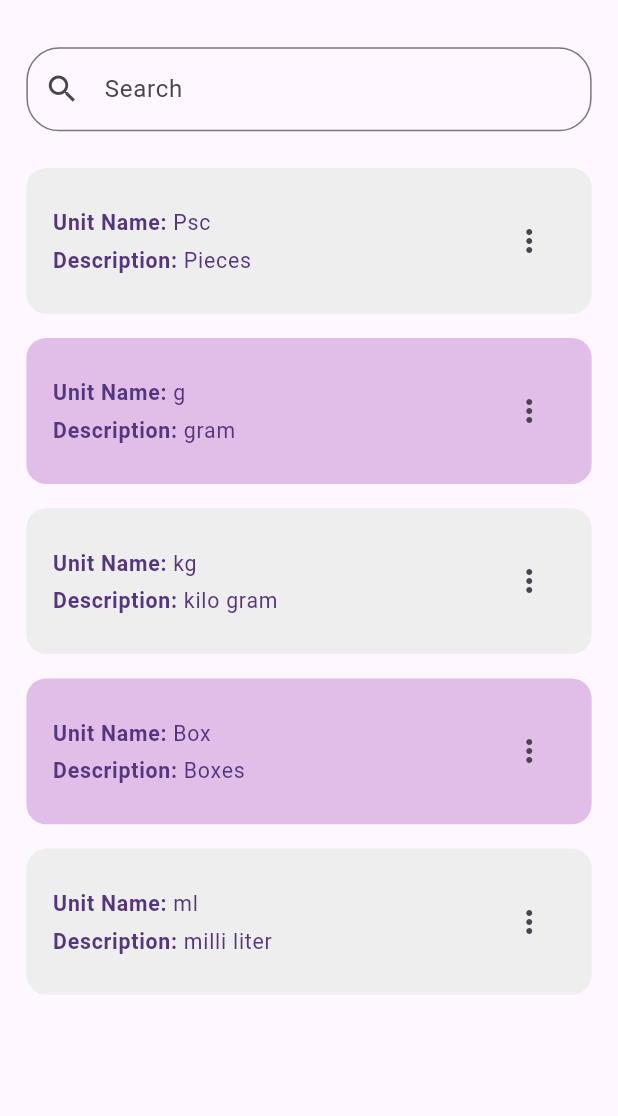
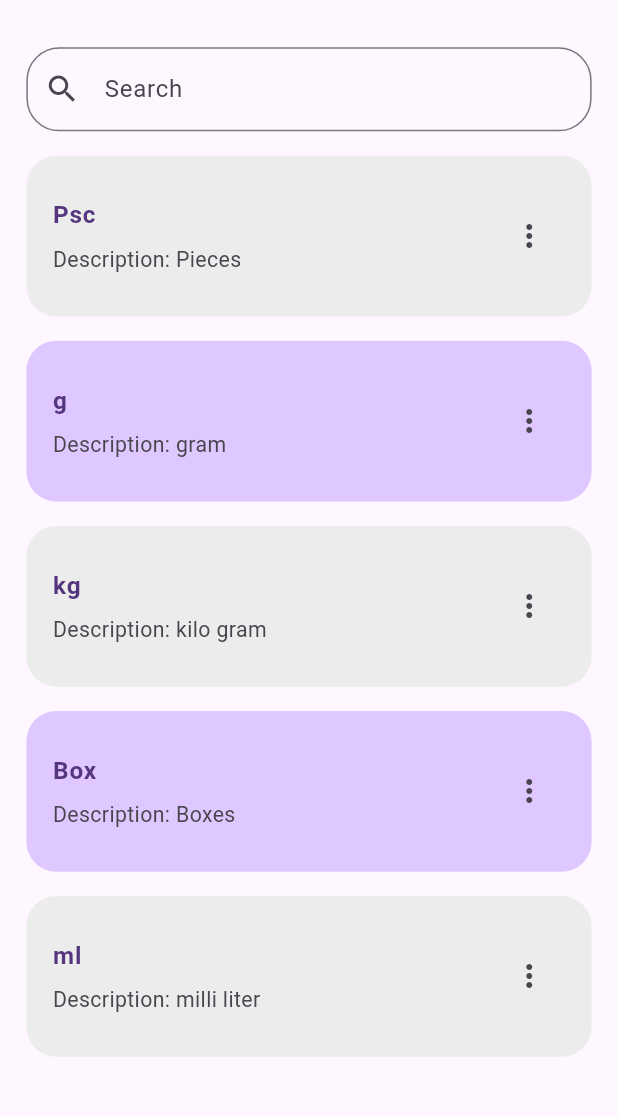
Before and after one commit to Asad120600/stock-management-, a Flutter app: the ListIngredientsUnitScreen screen opened directly, on a phone screen of 412 x 824 dp, the part 63-1179 px from its top. Run offline on Flutter 3.47's test engine with Material 3 defaults, Android fonts, the phone set to English and light mode, and no system bars.

Commit message:
fixed All Bugs

```diff
--- a/lib/main.dart
+++ b/lib/main.dart
@@ -19,7 +19,7 @@ class MyApp extends StatelessWidget {
         colorScheme: ColorScheme.fromSeed(seedColor: Colors.deepPurple),
         useMaterial3: true,
       ),
-      home:   const DashboardScreen(),
+      home:    DashboardScreen(),
     );
   }
 }
--- a/lib/views/screens/ingredients/ingredients_unit_list.dart
+++ /dev/null
@@ -1,155 +0,0 @@
-import 'package:flutter/material.dart';
-import 'package:stock_managment/screen_util.dart';
-import 'package:stock_managment/widgets/drawer.dart';
-
-class ListIngredientsUnitScreen extends StatefulWidget {
-  const ListIngredientsUnitScreen({super.key});
-
-  @override
-  _ListIngredientsUnitScreenState createState() => _ListIngredientsUnitScreenState();
-}
-
-class _ListIngredientsUnitScreenState extends State<ListIngredientsUnitScreen> {
-  TextEditingController searchController = TextEditingController();
-
-  // Sample data for ingredients
-  List<Map<String, dynamic>> ingredients = [
-    {'Unit Name': 'Psc', 'Description': 'Pieces'},
-    {'Unit Name': 'g', 'Description': 'gram'},
-    {'Unit Name': 'kg', 'Description': 'kilo gram'},
-    {'Unit Name': 'Box', 'Description': 'Boxes'},
-    {'Unit Name': 'ml', 'Description': 'milli liter'},
-  ];
-
-  @override
-  Widget build(BuildContext context) {
-    ScreenUtil.init(context);
-
-    return Scaffold(
-      appBar: AppBar(
-        centerTitle: true,
-
-        title: Text(
-          'List Ingredients Unit',
-          style: TextStyle(
-            fontSize: ScreenUtil.setSp(22),
-            fontWeight: FontWeight.w700,
-            color: Colors.black,
-          ),
-        ),
-        backgroundColor: Colors.transparent,
-        elevation: 0,
-        iconTheme: const IconThemeData(color: Colors.black),
-        actions: [
-          Padding(
-            padding: EdgeInsets.only(right: ScreenUtil.setWidth(16)),
-            child: IconButton(
-              icon: const Icon(Icons.notifications_none),
-              onPressed: () {},
-            ),
-          ),
-        ],
-      ),
-      drawer: const AppDrawer(),
-      body: Padding(
-        padding: EdgeInsets.all(ScreenUtil.setWidth(16)),
-        child: Column(
-          children: [
-            // Search Bar
-            TextFormField(
-              controller: searchController,
-              decoration: InputDecoration(
-                prefixIcon: const Icon(Icons.search),
-                labelText: 'Search',
-                border: OutlineInputBorder(
-                  borderRadius: BorderRadius.circular(ScreenUtil.setWidth(20)),
-                ),
-              ),
-            ),
-            SizedBox(height: ScreenUtil.setHeight(16)),
-
-            // List of ingredients
-            Expanded(
-              child: ListView.builder(
-                itemCount: ingredients.length,
-                itemBuilder: (context, index) {
-                  final ingredient = ingredients[index];
-
-                  // Alternate between light grey and light purple
-                  final backgroundColor = index % 2 == 0
-                      ? Colors.grey[200] // Light grey
-                      : Colors.purple[100]; // Light purple
-
-                  return Padding(
-                    padding: EdgeInsets.symmetric(vertical: ScreenUtil.setHeight(8)),
-                    child: Container(
-                      decoration: BoxDecoration(
-                        color: backgroundColor,
-                        borderRadius: BorderRadius.circular(ScreenUtil.setWidth(12)),
-                      ),
-                      child: ListTile(
-                        contentPadding: EdgeInsets.all(ScreenUtil.setWidth(16)),
-                        title: Column(
-                          crossAxisAlignment: CrossAxisAlignment.start,
-                          children: [
-                            // Unit Name
-                            Row(
-                              children: [
-                                Text(
-                                  'Unit Name: ',
-                                  style: TextStyle(
-                                    fontSize: ScreenUtil.setSp(14),
-                                    fontWeight: FontWeight.bold,
-                                    color: const Color(0xFF54357E),
-                                  ),
-                                ),
-                                Text(
-                                  ingredient['Unit Name'],
-                                  style: TextStyle(
-                                    fontSize: ScreenUtil.setSp(14),
-                                    color: const Color(0xFF54357E),
-                                  ),
-                                ),
-                              ],
-                            ),
-                            SizedBox(height: ScreenUtil.setHeight(4)),
-                            // Description
-                            Row(
-                              children: [
-                                Text(
-                                  'Description: ',
-                                  style: TextStyle(
-                                    fontSize: ScreenUtil.setSp(14),
-                                    fontWeight: FontWeight.bold,
-                                    color: const Color(0xFF54357E),
-                                  ),
-                                ),
-                                Text(
-                                  ingredient['Description'],
-                                  style: TextStyle(
-                                    fontSize: ScreenUtil.setSp(14),
-                                    color: const Color(0xFF54357E),
-                                  ),
-                                ),
-                              ],
-                            ),
-                          ],
-                        ),
-                        trailing: IconButton(
-                          icon: const Icon(Icons.more_vert),
-                          onPressed: () {
-                            // Handle more options press
-                          },
-                        ),
-                      ),
-                    ),
-                  );
-                },
-              ),
-            ),
-          ],
-        ),
-      ),
-    );
-  }
-}
--- /dev/null
+++ b/lib/views/screens/ingredients/list_ingredients_unit.dart
@@ -0,0 +1,104 @@
+import 'package:flutter/material.dart';
+import 'package:stock_managment/screen_util.dart';
+import 'package:stock_managment/widgets/card.dart';
+import 'package:stock_managment/widgets/drawer.dart';
+
+class ListIngredientsUnitScreen extends StatefulWidget {
+  const ListIngredientsUnitScreen({super.key});
+
+  @override
+  _ListIngredientsUnitScreenState createState() => _ListIngredientsUnitScreenState();
+}
+
+class _ListIngredientsUnitScreenState extends State<ListIngredientsUnitScreen> {
+  TextEditingController searchController = TextEditingController();
+
+  // Sample data for ingredients
+  List<Map<String, dynamic>> ingredients = [
+    {'Unit Name': 'Psc', 'Description': 'Pieces'},
+    {'Unit Name': 'g', 'Description': 'gram'},
+    {'Unit Name': 'kg', 'Description': 'kilo gram'},
+    {'Unit Name': 'Box', 'Description': 'Boxes'},
+    {'Unit Name': 'ml', 'Description': 'milli liter'},
+  ];
+
+  @override
+  Widget build(BuildContext context) {
+    ScreenUtil.init(context);
+
+    return Scaffold(
+      appBar: AppBar(
+        centerTitle: true,
+        title: Text(
+          'List Ingredients Unit',
+          style: TextStyle(
+            fontSize: ScreenUtil.setSp(22),
+            fontWeight: FontWeight.w700,
+            color: Colors.black,
+          ),
+        ),
+        backgroundColor: Colors.transparent,
+        elevation: 0,
+        iconTheme: const IconThemeData(color: Colors.black),
+        actions: [
+          Padding(
+            padding: EdgeInsets.only(right: ScreenUtil.setWidth(16)),
+            child: IconButton(
+              icon: const Icon(Icons.notifications_none),
+              onPressed: () {},
+            ),
+          ),
+        ],
+      ),
+      drawer: const AppDrawer(),
+      body: Padding(
+        padding: EdgeInsets.all(ScreenUtil.setWidth(16)),
+        child: Column(
+          children: [
+            // Search Bar
+            TextFormField(
+              controller: searchController,
+              decoration: InputDecoration(
+                prefixIcon: const Icon(Icons.search),
+                labelText: 'Search',
+                border: OutlineInputBorder(
+                  borderRadius: BorderRadius.circular(ScreenUtil.setWidth(20)),
+                ),
+              ),
+            ),
+            SizedBox(height: ScreenUtil.setHeight(16)),
+
+            // List of ingredients
+            Expanded(
+              child: ListView.builder(
+                itemCount: ingredients.length,
+                itemBuilder: (context, index) {
+                  final ingredient = ingredients[index];
+
+                  return CommonListItem(
+
+                    title: ingredient['Unit Name'],
+                    subtitle1: "Description: ${ingredient['Description']}",
+                     // You can leave this empty or add more details if needed
+                    onEdit: () {
+                      print('Edit tapped for ${ingredient['Unit Name']}');
+                      // Add your edit logic here
+                    },
+                    onDelete: () {
+                      setState(() {
+                        // Logic for deleting the ingredient
+                        ingredients.removeAt(index); // Example deletion
+                      });
+                      print('Delete tapped for ${ingredient['Unit Name']}');
+                    },
+                    index: index,
+                  );
+                },
+              ),
+            ),
+          ],
+        ),
+      ),
+    );
+  }
+}
--- /dev/null
+++ b/lib/widgets/card.dart
@@ -0,0 +1,75 @@
+import 'package:flutter/material.dart';
+import 'package:stock_managment/widgets/popup_menu.dart';
+import 'package:stock_managment/screen_util.dart';
+
+class CommonListItem extends StatefulWidget {
+  final String title;
+  final String subtitle1; // Code or Description
+  final String? subtitle2; // Category or another detail (optional)
+  final String? subtitle3; // Purchased Unit or another detail (optional)
+  final VoidCallback onEdit;
+  final VoidCallback onDelete;
+  final int index;
+
+  const CommonListItem({
+    super.key,
+    required this.title,
+    required this.subtitle1,
+    this.subtitle2,
+    this.subtitle3,
+    required this.onEdit,
+    required this.onDelete,
+    required this.index,
+  });
+
+  @override
+  State<CommonListItem> createState() => _CommonListItemState();
+}
+
+class _CommonListItemState extends State<CommonListItem> {
+  @override
+  Widget build(BuildContext context) {
+    Color cardColor = (widget.index % 2 == 0) ? const Color(0xFFEDECEC) : const Color(0xFFDFC8FF);
+
+    return Container(
+      decoration: BoxDecoration(
+        color: cardColor,
+        borderRadius: BorderRadius.circular(20),
+      ),
+      margin: EdgeInsets.only(bottom: ScreenUtil.setHeight(16)),
+      child: Column(
+        children: [
+          ListTile(
+            contentPadding: EdgeInsets.all(ScreenUtil.setWidth(16)),
+            title: Text(
+              widget.title,
+              style: TextStyle(
+                fontWeight: FontWeight.bold,
+                fontSize: ScreenUtil.setSp(16),
+                color: const Color(0xFF54357E),
+              ),
+            ),
+            subtitle: Column(
+              crossAxisAlignment: CrossAxisAlignment.start,
+              mainAxisSize: MainAxisSize.min, // Ensure height is based on content
+              children: [
+                SizedBox(height: ScreenUtil.setHeight(8)),
+                Text(widget.subtitle1, style: TextStyle(fontSize: ScreenUtil.setSp(14))),
+                if (widget.subtitle2 != null) ...[ // Check if subtitle2 is not null
+                  Text(widget.subtitle2!, style: TextStyle(fontSize: ScreenUtil.setSp(14))),
+                ],
+                if (widget.subtitle3 != null) ...[ // Check if subtitle3 is not null
+                  Text(widget.subtitle3!, style: TextStyle(fontSize: ScreenUtil.setSp(14))),
+                ],
+              ],
+            ),
+            trailing: PopupMenuWidget(
+              onEdit: widget.onEdit,
+              onDelete: widget.onDelete,
+            ),
+          ),
+        ],
+      ),
+    );
+  }
+}
--- /dev/null
+++ b/lib/widgets/popup_menu.dart
@@ -0,0 +1,56 @@
+import 'package:flutter/material.dart';
+
+class PopupMenuWidget extends StatelessWidget {
+  final Function() onEdit;
+  final Function() onDelete;
+
+  const PopupMenuWidget({
+    super.key,
+    required this.onEdit,
+    required this.onDelete,
+  });
+
+  @override
+  Widget build(BuildContext context) {
+    return Container(
+      decoration: BoxDecoration(
+        borderRadius: BorderRadius.circular(8), // Adding border radius
+      ),
+      child: PopupMenuButton<int>(
+        icon: const Icon(Icons.more_vert),
+        onSelected: (value) {
+          if (value == 1) {
+            onEdit();
+          } else if (value == 2) {
+            onDelete();
+          }
+        },
+        shape: RoundedRectangleBorder(
+          borderRadius: BorderRadius.circular(12), // Adding border radius to the popup itself
+        ),
+        itemBuilder: (context) => [
+          const PopupMenuItem(
+            value: 1,
+            child: Row(
+              children: [
+                Icon(Icons.edit, color: Colors.black54),
+                SizedBox(width: 8),
+                Text("Edit"),
+              ],
+            ),
+          ),
+          const PopupMenuItem(
+            value: 2,
+            child: Row(
+              children: [
+                Icon(Icons.delete, color: Colors.black54),
+                SizedBox(width: 8),
+                Text("Delete"),
+              ],
+            ),
+          ),
+        ],
+      ),
+    );
+  }
+}
```
Also changed, not shown: lib/views/screens/category/list_categories.dart (+17 -35 lines), lib/views/screens/dashboard_screen.dart (+60 -23 lines), lib/views/screens/ingredients/list_ingredients.dart (+10 -35 lines), lib/views/screens/products_list.dart (+19 -4 lines), lib/views/screens/purchase/list_purchases.dart (+10 -5 lines), lib/views/screens/supplier/list_suppliers_screen.dart (+10 -4 lines), lib/widgets/drawer.dart (+8 -1 lines).
